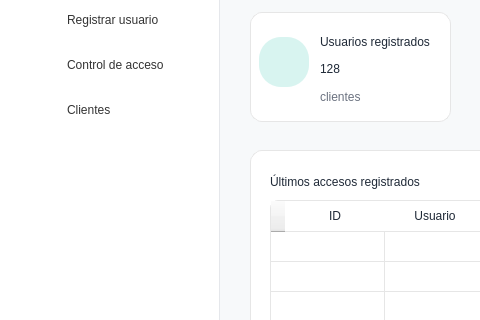
This is Proyecto/src/vista/Ui/interfaz_recepcionista.ui in smonts01/Ingenieria-del-software as Qt 5 draws it before an edit; both pictures show x 0 to 480 and y 168 to 488 of the 1202 by 701 pixel window. The edited form follows.
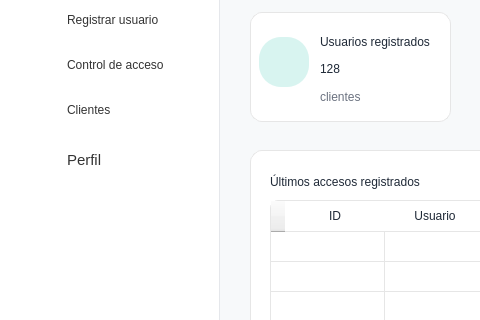
This is the edited form. Icons and pictures are not drawn.

The edit to the form file:
```diff
--- a/Proyecto/src/vista/Ui/interfaz_recepcionista.ui
+++ b/Proyecto/src/vista/Ui/interfaz_recepcionista.ui
@@ -369,6 +369,64 @@
       <bool>true</bool>
      </property>
     </widget>
+    <widget class="QLabel" name="label_10">
+     <property name="geometry">
+      <rect>
+       <x>20</x>
+       <y>230</y>
+       <width>23</width>
+       <height>23</height>
+      </rect>
+     </property>
+     <property name="text">
+      <string/>
+     </property>
+     <property name="pixmap">
+      <pixmap resource="../imagenes/recursos.qrc">:/newPrefix/usuario.png</pixmap>
+     </property>
+     <property name="scaledContents">
+      <bool>true</bool>
+     </property>
+    </widget>
+    <widget class="QPushButton" name="btnOcupacion">
+     <property name="geometry">
+      <rect>
+       <x>55</x>
+       <y>220</y>
+       <width>161</width>
+       <height>36</height>
+      </rect>
+     </property>
+     <property name="font">
+      <font>
+       <family>Segoe UI</family>
+       <pointsize>11</pointsize>
+      </font>
+     </property>
+     <property name="styleSheet">
+      <string notr="true">QPushButton {
+    background-color: transparent;
+    border: none;
+    border-radius: 8px;
+    padding: 8px 12px;
+    text-align: left;
+    color: #333333;
+}
+
+QPushButton:hover {
+    background-color: #E8F8F5;
+}
+
+QPushButton:checked {
+    background-color: #DDF7F3;
+    color: #333333;
+    font-weight: bold;
+}</string>
+     </property>
+     <property name="text">
+      <string>Perfil</string>
+     </property>
+    </widget>
    </widget>
    <widget class="QFrame" name="frameContenido">
     <property name="geometry">
```
